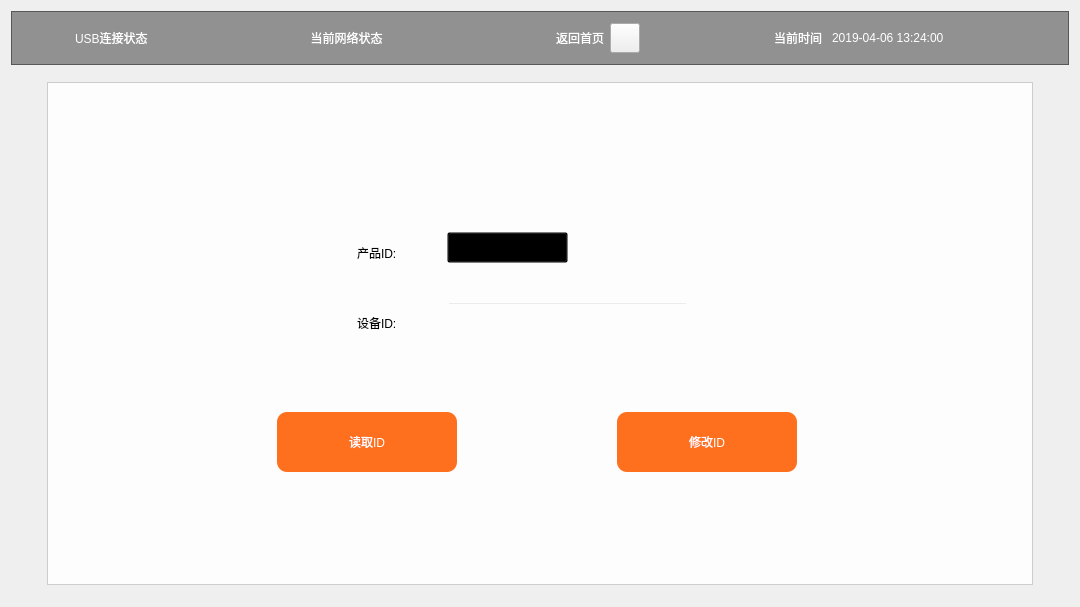
Old version of the form housekeeperclient.ui in the repository fangye945a/housekeeper_client.
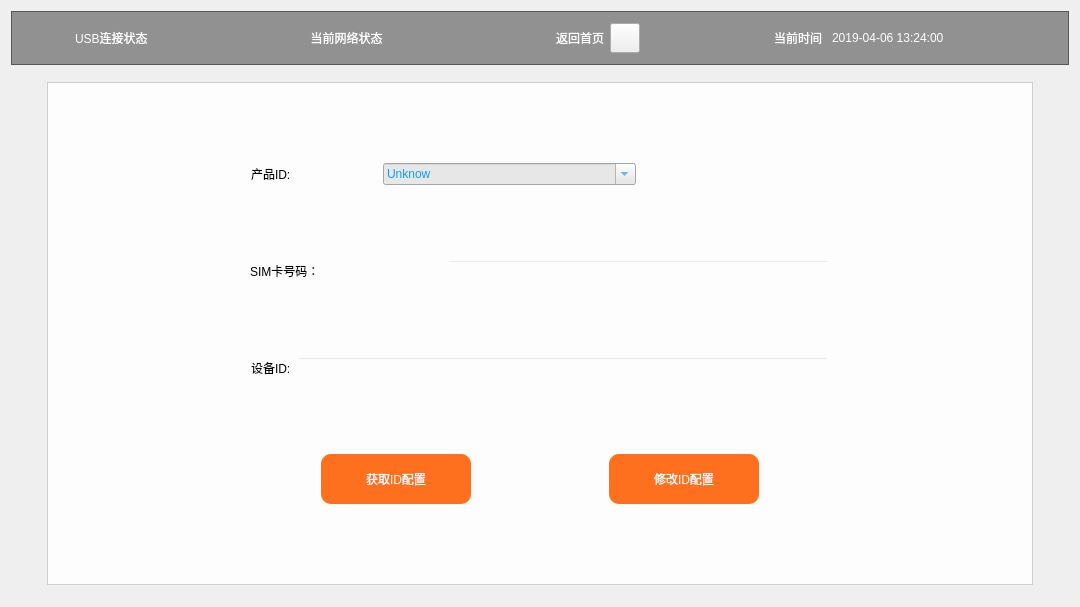
New version of the form. The open tabs and pages were chosen to show the change. Icons and pictures are not drawn.

Commit message: 调整终端ID配置为出厂配置模块

```diff
--- a/housekeeperclient.ui
+++ b/housekeeperclient.ui
@@ -986,21 +986,281 @@
            <property name="frameShadow">
             <enum>QFrame::Raised</enum>
            </property>
-           <widget class="QPushButton" name="pushButton">
-            <property name="geometry">
-             <rect>
-              <x>230</x>
-              <y>330</y>
-              <width>180</width>
-              <height>60</height>
-             </rect>
-            </property>
-            <property name="styleSheet">
-             <string notr="true">QPushButton:enabled
+           <layout class="QVBoxLayout" name="verticalLayout_9" stretch="1,1,1,1,1,1,1,1,1">
+            <item>
+             <spacer name="verticalSpacer_13">
+              <property name="orientation">
+               <enum>Qt::Vertical</enum>
+              </property>
+              <property name="sizeHint" stdset="0">
+               <size>
+                <width>20</width>
+                <height>46</height>
+               </size>
+              </property>
+             </spacer>
+            </item>
+            <item>
+             <layout class="QHBoxLayout" name="horizontalLayout_38" stretch="1,2,2">
+              <item>
+               <spacer name="horizontalSpacer_36">
+                <property name="orientation">
+                 <enum>Qt::Horizontal</enum>
+                </property>
+                <property name="sizeHint" stdset="0">
+                 <size>
+                  <width>40</width>
+                  <height>20</height>
+                 </size>
+                </property>
+               </spacer>
+              </item>
+              <item>
+               <layout class="QHBoxLayout" name="horizontalLayout_35" stretch="1,2">
+                <item>
+                 <widget class="QLabel" name="label_8">
+                  <property name="styleSheet">
+                   <string notr="true">color: rgb(0, 0, 0);
+font: 25 24pt &quot;Microsoft YaHei UI Light&quot;;</string>
+                  </property>
+                  <property name="text">
+                   <string>产品ID:</string>
+                  </property>
+                 </widget>
+                </item>
+                <item>
+                 <widget class="QComboBox" name="comboBox">
+                  <property name="styleSheet">
+                   <string notr="true">font: 24pt &quot;宋体&quot;;
+color: rgb(12, 158, 255);
+background-color: rgb(231, 231, 231);</string>
+                  </property>
+                  <property name="editable">
+                   <bool>true</bool>
+                  </property>
+                  <item>
+                   <property name="text">
+                    <string>Unknow</string>
+                   </property>
+                  </item>
+                  <item>
+                   <property name="text">
+                    <string>TBOX-X3</string>
+                   </property>
+                  </item>
+                 </widget>
+                </item>
+               </layout>
+              </item>
+              <item>
+               <spacer name="horizontalSpacer_37">
+                <property name="orientation">
+                 <enum>Qt::Horizontal</enum>
+                </property>
+                <property name="sizeHint" stdset="0">
+                 <size>
+                  <width>40</width>
+                  <height>20</height>
+                 </size>
+                </property>
+               </spacer>
+              </item>
+             </layout>
+            </item>
+            <item>
+             <spacer name="verticalSpacer_14">
+              <property name="orientation">
+               <enum>Qt::Vertical</enum>
+              </property>
+              <property name="sizeHint" stdset="0">
+               <size>
+                <width>20</width>
+                <height>46</height>
+               </size>
+              </property>
+             </spacer>
+            </item>
+            <item>
+             <layout class="QHBoxLayout" name="horizontalLayout_39" stretch="1,1,2,1">
+              <item>
+               <spacer name="horizontalSpacer_43">
+                <property name="orientation">
+                 <enum>Qt::Horizontal</enum>
+                </property>
+                <property name="sizeHint" stdset="0">
+                 <size>
+                  <width>40</width>
+                  <height>20</height>
+                 </size>
+                </property>
+               </spacer>
+              </item>
+              <item>
+               <widget class="QLabel" name="label_33">
+                <property name="styleSheet">
+                 <string notr="true">color: rgb(0, 0, 0);
+font: 25 24pt &quot;Microsoft YaHei UI Light&quot;;</string>
+                </property>
+                <property name="text">
+                 <string>SIM卡号码：</string>
+                </property>
+               </widget>
+              </item>
+              <item>
+               <widget class="QLineEdit" name="lineEdit_6">
+                <property name="styleSheet">
+                 <string notr="true">font: 24pt &quot;宋体&quot;;
+color: rgb(12, 158, 255);</string>
+                </property>
+                <property name="text">
+                 <string/>
+                </property>
+                <property name="alignment">
+                 <set>Qt::AlignCenter</set>
+                </property>
+                <property name="clearButtonEnabled">
+                 <bool>true</bool>
+                </property>
+               </widget>
+              </item>
+              <item>
+               <spacer name="horizontalSpacer_44">
+                <property name="orientation">
+                 <enum>Qt::Horizontal</enum>
+                </property>
+                <property name="sizeHint" stdset="0">
+                 <size>
+                  <width>40</width>
+                  <height>20</height>
+                 </size>
+                </property>
+               </spacer>
+              </item>
+             </layout>
+            </item>
+            <item>
+             <spacer name="verticalSpacer_17">
+              <property name="orientation">
+               <enum>Qt::Vertical</enum>
+              </property>
+              <property name="sizeHint" stdset="0">
+               <size>
+                <width>20</width>
+                <height>45</height>
+               </size>
+              </property>
+             </spacer>
+            </item>
+            <item>
+             <layout class="QHBoxLayout" name="horizontalLayout_37" stretch="1,3,1">
+              <item>
+               <spacer name="horizontalSpacer_38">
+                <property name="orientation">
+                 <enum>Qt::Horizontal</enum>
+                </property>
+                <property name="sizeHint" stdset="0">
+                 <size>
+                  <width>40</width>
+                  <height>20</height>
+                 </size>
+                </property>
+               </spacer>
+              </item>
+              <item>
+               <layout class="QHBoxLayout" name="horizontalLayout_34">
+                <item>
+                 <widget class="QLabel" name="label_9">
+                  <property name="styleSheet">
+                   <string notr="true">color: rgb(0, 0, 0);
+font: 25 24pt &quot;Microsoft YaHei UI Light&quot;;</string>
+                  </property>
+                  <property name="text">
+                   <string>设备ID:</string>
+                  </property>
+                 </widget>
+                </item>
+                <item>
+                 <widget class="QLineEdit" name="lineEdit">
+                  <property name="styleSheet">
+                   <string notr="true">font: 24pt &quot;宋体&quot;;
+color: rgb(12, 158, 255);</string>
+                  </property>
+                  <property name="text">
+                   <string/>
+                  </property>
+                  <property name="alignment">
+                   <set>Qt::AlignCenter</set>
+                  </property>
+                  <property name="clearButtonEnabled">
+                   <bool>true</bool>
+                  </property>
+                 </widget>
+                </item>
+               </layout>
+              </item>
+              <item>
+               <spacer name="horizontalSpacer_42">
+                <property name="orientation">
+                 <enum>Qt::Horizontal</enum>
+                </property>
+                <property name="sizeHint" stdset="0">
+                 <size>
+                  <width>40</width>
+                  <height>20</height>
+                 </size>
+                </property>
+               </spacer>
+              </item>
+             </layout>
+            </item>
+            <item>
+             <spacer name="verticalSpacer_15">
+              <property name="orientation">
+               <enum>Qt::Vertical</enum>
+              </property>
+              <property name="sizeHint" stdset="0">
+               <size>
+                <width>20</width>
+                <height>46</height>
+               </size>
+              </property>
+             </spacer>
+            </item>
+            <item>
+             <layout class="QHBoxLayout" name="horizontalLayout_36" stretch="2,1,1,1,2">
+              <item>
+               <spacer name="horizontalSpacer_39">
+                <property name="orientation">
+                 <enum>Qt::Horizontal</enum>
+                </property>
+                <property name="sizeHint" stdset="0">
+                 <size>
+                  <width>40</width>
+                  <height>20</height>
+                 </size>
+                </property>
+               </spacer>
+              </item>
+              <item>
+               <widget class="QPushButton" name="get_id_setting">
+                <property name="minimumSize">
+                 <size>
+                  <width>150</width>
+                  <height>50</height>
+                 </size>
+                </property>
+                <property name="maximumSize">
+                 <size>
+                  <width>150</width>
+                  <height>50</height>
+                 </size>
+                </property>
+                <property name="styleSheet">
+                 <string notr="true">QPushButton:enabled
 {
 	border-radius: 10px;
 	color: rgb(255, 255, 255);
-	font: 75 22pt &quot;Microsoft YaHei UI&quot;;
+	font: 75 16pt &quot;Microsoft YaHei UI&quot;;
 	background-color: rgba(255, 112, 30, 255);
 }
 QPushButton:hover
@@ -1010,26 +1270,45 @@
 	font: 75 22pt &quot;Microsoft YaHei UI&quot;;
 	background-color: rgba(255, 112, 30, 220);
 }</string>
-            </property>
-            <property name="text">
-             <string>读取ID</string>
-            </property>
-           </widget>
-           <widget class="QPushButton" name="pushButton_2">
-            <property name="geometry">
-             <rect>
-              <x>570</x>
-              <y>330</y>
-              <width>180</width>
-              <height>60</height>
-             </rect>
-            </property>
-            <property name="styleSheet">
-             <string notr="true">QPushButton:enabled
+                </property>
+                <property name="text">
+                 <string>获取ID配置</string>
+                </property>
+               </widget>
+              </item>
+              <item>
+               <spacer name="horizontalSpacer_40">
+                <property name="orientation">
+                 <enum>Qt::Horizontal</enum>
+                </property>
+                <property name="sizeHint" stdset="0">
+                 <size>
+                  <width>40</width>
+                  <height>20</height>
+                 </size>
+                </property>
+               </spacer>
+              </item>
+              <item>
+               <widget class="QPushButton" name="change_id_setting">
+                <property name="minimumSize">
+                 <size>
+                  <width>150</width>
+                  <height>50</height>
+                 </size>
+                </property>
+                <property name="maximumSize">
+                 <size>
+                  <width>150</width>
+                  <height>50</height>
+                 </size>
+                </property>
+                <property name="styleSheet">
+                 <string notr="true">QPushButton:enabled
 {
 	border-radius: 10px;
 	color: rgb(255, 255, 255);
-	font: 75 22pt &quot;Microsoft YaHei UI&quot;;
+	font: 75 16pt &quot;Microsoft YaHei UI&quot;;
 	background-color: rgba(255, 112, 30, 255);
 }
 QPushButton:hover
@@ -1039,75 +1318,41 @@
 	font: 75 22pt &quot;Microsoft YaHei UI&quot;;
 	background-color: rgba(255, 112, 30, 220);
 }</string>
-            </property>
-            <property name="text">
-             <string>修改ID</string>
-            </property>
-           </widget>
-           <widget class="QComboBox" name="comboBox">
-            <property name="geometry">
-             <rect>
-              <x>400</x>
-              <y>150</y>
-              <width>121</width>
-              <height>31</height>
-             </rect>
-            </property>
-            <item>
-             <property name="text">
-              <string>Unknow</string>
-             </property>
+                </property>
+                <property name="text">
+                 <string>修改ID配置</string>
+                </property>
+               </widget>
+              </item>
+              <item>
+               <spacer name="horizontalSpacer_41">
+                <property name="orientation">
+                 <enum>Qt::Horizontal</enum>
+                </property>
+                <property name="sizeHint" stdset="0">
+                 <size>
+                  <width>40</width>
+                  <height>20</height>
+                 </size>
+                </property>
+               </spacer>
+              </item>
+             </layout>
             </item>
             <item>
-             <property name="text">
-              <string>TBOX-X3</string>
-             </property>
+             <spacer name="verticalSpacer_16">
+              <property name="orientation">
+               <enum>Qt::Vertical</enum>
+              </property>
+              <property name="sizeHint" stdset="0">
+               <size>
+                <width>20</width>
+                <height>46</height>
+               </size>
+              </property>
+             </spacer>
             </item>
-           </widget>
-           <widget class="QLabel" name="label_8">
-            <property name="geometry">
-             <rect>
-              <x>310</x>
-              <y>150</y>
-              <width>91</width>
-              <height>41</height>
-             </rect>
-            </property>
-            <property name="styleSheet">
-             <string notr="true">color: rgb(0, 0, 0);
-font: 25 16pt &quot;Microsoft YaHei UI Light&quot;;</string>
-            </property>
-            <property name="text">
-             <string>产品ID:</string>
-            </property>
-           </widget>
-           <widget class="QLabel" name="label_9">
-            <property name="geometry">
-             <rect>
-              <x>310</x>
-              <y>220</y>
-              <width>91</width>
-              <height>41</height>
-             </rect>
-            </property>
-            <property name="styleSheet">
-             <string notr="true">color: rgb(0, 0, 0);
-font: 25 16pt &quot;Microsoft YaHei UI Light&quot;;</string>
-            </property>
-            <property name="text">
-             <string>设备ID:</string>
-            </property>
-           </widget>
-           <widget class="QLineEdit" name="lineEdit">
-            <property name="geometry">
-             <rect>
-              <x>400</x>
-              <y>220</y>
-              <width>241</width>
-              <height>31</height>
-             </rect>
-            </property>
-           </widget>
+           </layout>
           </widget>
          </item>
         </layout>
```
Left out of the diff: 22 changed lines with no effect on the pictures.
